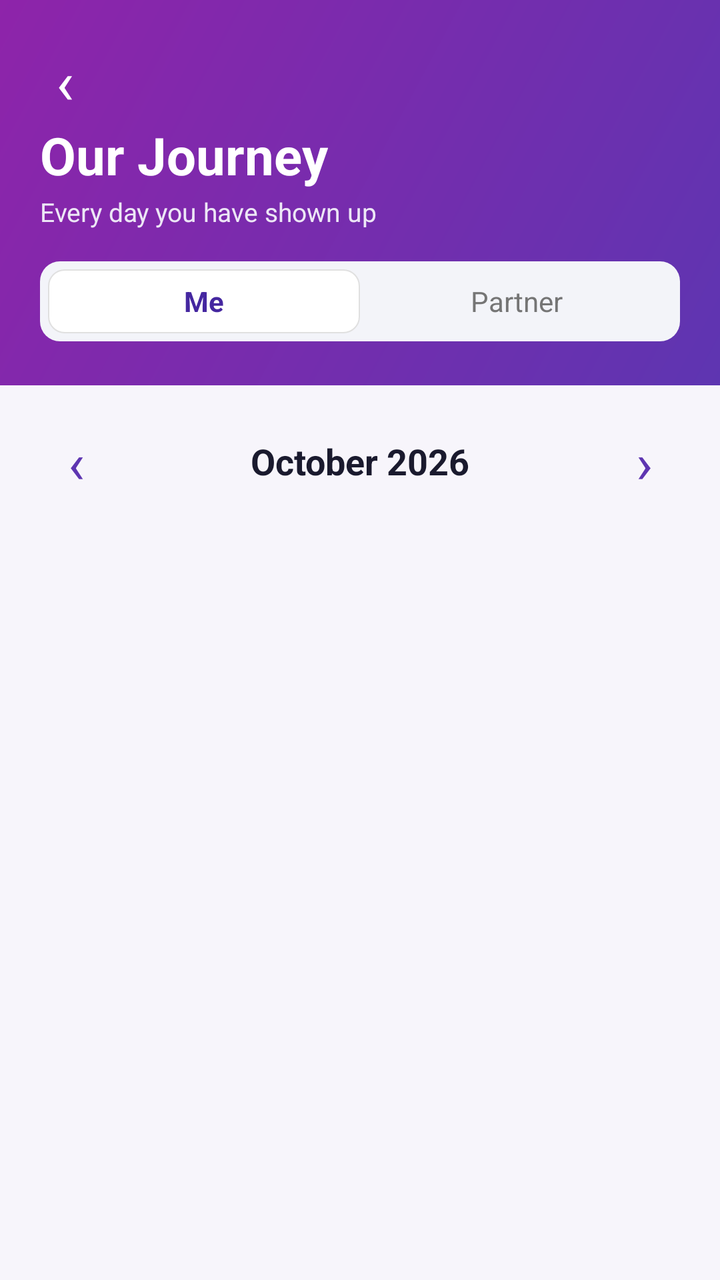
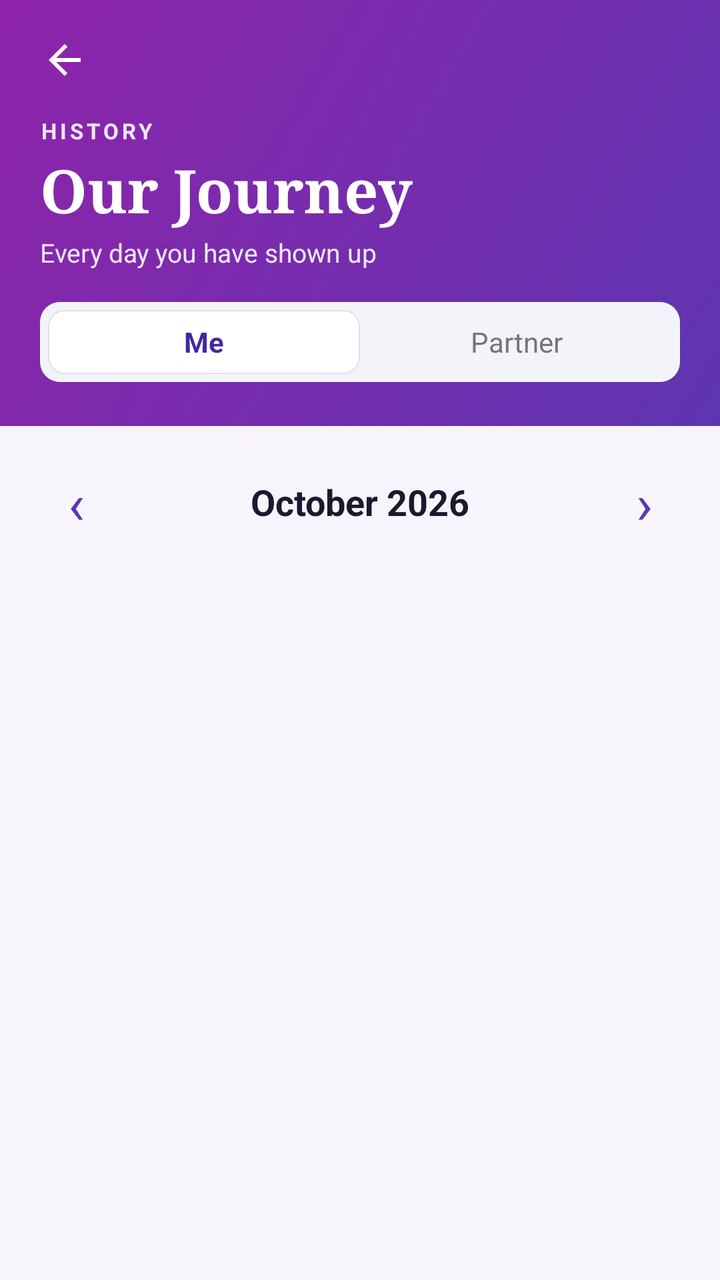

Two renders of the same Android screen: before a commit and after it. Below are the layout's source before the change and the commit's diff.
<!-- AndroidManifest.xml: application theme Theme.SpiritualTracker -->
<!-- res/layout/activity_history.xml -->
<?xml version="1.0" encoding="utf-8"?>
<ScrollView xmlns:android="http://schemas.android.com/apk/res/android"
    android:layout_width="match_parent"
    android:layout_height="match_parent"
    android:background="#F7F5FB"
    android:fillViewport="true">

    <LinearLayout
        android:layout_width="match_parent"
        android:layout_height="wrap_content"
        android:orientation="vertical"
        android:paddingBottom="28dp">

        
        <LinearLayout
            android:id="@+id/historyHeader"
            android:layout_width="match_parent"
            android:layout_height="wrap_content"
            android:background="@drawable/bg_header_gradient"
            android:orientation="vertical"
            android:paddingStart="20dp"
            android:paddingTop="20dp"
            android:paddingEnd="20dp"
            android:paddingBottom="22dp">

            <TextView
                android:id="@+id/btnHistoryBack"
                android:layout_width="40dp"
                android:layout_height="40dp"
                android:layout_marginStart="-8dp"
                android:background="?attr/selectableItemBackgroundBorderless"
                android:contentDescription="Back"
                android:gravity="center"
                android:text="‹"
                android:textColor="#FFFFFF"
                android:textSize="30sp" />

            <TextView
                android:layout_width="wrap_content"
                android:layout_height="wrap_content"
                android:text="Our Journey"
                android:textColor="#FFFFFF"
                android:textSize="26sp"
                android:textStyle="bold" />

            <TextView
                android:id="@+id/tvHistorySubtitle"
                android:layout_width="wrap_content"
                android:layout_height="wrap_content"
                android:layout_marginTop="2dp"
                android:text="Every day you have shown up"
                android:textColor="#EDE7F6"
                android:textSize="13sp" />

            
            <LinearLayout
                android:layout_width="match_parent"
                android:layout_height="40dp"
                android:layout_marginTop="16dp"
                android:background="@drawable/bg_tab_group"
                android:orientation="horizontal"
                android:padding="4dp">

                <TextView
                    android:id="@+id/tabHistoryMe"
                    android:layout_width="0dp"
                    android:layout_height="match_parent"
                    android:layout_weight="1"
                    android:background="@drawable/tab_active"
                    android:gravity="center"
                    android:text="Me"
                    android:textColor="#4527A0"
                    android:textStyle="bold" />

                <TextView
                    android:id="@+id/tabHistoryPartner"
                    android:layout_width="0dp"
                    android:layout_height="match_parent"
                    android:layout_weight="1"
                    android:gravity="center"
                    android:text="Partner"
                    android:textColor="#757575" />
            </LinearLayout>
        </LinearLayout>

        
        <LinearLayout
            android:layout_width="match_parent"
            android:layout_height="wrap_content"
            android:layout_marginStart="16dp"
            android:layout_marginTop="16dp"
            android:layout_marginEnd="16dp"
            android:gravity="center_vertical"
            android:orientation="horizontal">

            <TextView
                android:id="@+id/btnPrevMonth"
                android:layout_width="44dp"
                android:layout_height="44dp"
                android:background="?attr/selectableItemBackgroundBorderless"
                android:contentDescription="Previous month"
                android:gravity="center"
                android:text="‹"
                android:textColor="#5E35B1"
                android:textSize="28sp" />

            <TextView
                android:id="@+id/tvMonthTitle"
                android:layout_width="0dp"
                android:layout_height="wrap_content"
                android:layout_weight="1"
                android:gravity="center"
                android:text="October 2026"
                android:textColor="#1A1A2E"
                android:textSize="18sp"
                android:textStyle="bold" />

            <TextView
                android:id="@+id/btnNextMonth"
                android:layout_width="44dp"
                android:layout_height="44dp"
                android:background="?attr/selectableItemBackgroundBorderless"
                android:contentDescription="Next month"
                android:gravity="center"
                android:text="›"
                android:textColor="#5E35B1"
                android:textSize="28sp" />
        </LinearLayout>

        <ProgressBar
            android:id="@+id/pbHistory"
            android:layout_width="wrap_content"
            android:layout_height="wrap_content"
            android:layout_gravity="center_horizontal"
            android:layout_marginTop="24dp" />

        <LinearLayout
            android:id="@+id/historyContent"
            android:layout_width="match_parent"
            android:layout_height="wrap_content"
            android:orientation="vertical"
            android:visibility="gone">

            
            <LinearLayout
                android:id="@+id/monthSummary"
                android:layout_width="match_parent"
                android:layout_height="wrap_content"
                android:layout_marginStart="16dp"
                android:layout_marginTop="8dp"
                android:layout_marginEnd="16dp"
                android:background="@drawable/bg_history_card"
                android:orientation="horizontal"
                android:padding="12dp" />

            
            <LinearLayout
                android:layout_width="match_parent"
                android:layout_height="wrap_content"
                android:layout_marginStart="16dp"
                android:layout_marginTop="14dp"
                android:layout_marginEnd="16dp"
                android:background="@drawable/bg_history_card"
                android:orientation="vertical"
                android:padding="12dp">

                <LinearLayout
                    android:id="@+id/weekdayHeader"
                    android:layout_width="match_parent"
                    android:layout_height="wrap_content"
                    android:orientation="horizontal" />

                <GridLayout
                    android:id="@+id/calendarGrid"
                    android:layout_width="match_parent"
                    android:layout_height="wrap_content"
                    android:layout_marginTop="6dp"
                    android:columnCount="7" />

                <LinearLayout
                    android:id="@+id/calendarLegend"
                    android:layout_width="match_parent"
                    android:layout_height="wrap_content"
                    android:layout_marginTop="10dp"
                    android:gravity="center"
                    android:orientation="horizontal" />

                <TextView
                    android:layout_width="match_parent"
                    android:layout_height="wrap_content"
                    android:layout_marginTop="6dp"
                    android:gravity="center"
                    android:text="Tap a day to see what was read, prayed, written and memorized"
                    android:textColor="#5F5F64"
                    android:textSize="11sp" />
            </LinearLayout>

            
            <TextView
                style="@style/HistorySectionTitle"
                android:text="STREAKS" />

            <LinearLayout
                android:id="@+id/streakContainer"
                android:layout_width="match_parent"
                android:layout_height="wrap_content"
                android:layout_marginStart="16dp"
                android:layout_marginEnd="16dp"
                android:background="@drawable/bg_history_card"
                android:orientation="vertical"
                android:padding="14dp" />

            
            <TextView
                style="@style/HistorySectionTitle"
                android:text="LAST 6 MONTHS" />

            <LinearLayout
                android:id="@+id/trendContainer"
                android:layout_width="match_parent"
                android:layout_height="wrap_content"
                android:layout_marginStart="16dp"
                android:layout_marginEnd="16dp"
                android:background="@drawable/bg_history_card"
                android:orientation="vertical"
                android:padding="14dp" />

            <TextView
                android:id="@+id/tvHistoryFootnote"
                android:layout_width="match_parent"
                android:layout_height="wrap_content"
                android:layout_marginStart="24dp"
                android:layout_marginTop="14dp"
                android:layout_marginEnd="24dp"
                android:gravity="center"
                android:text="Bible readings and journal entries go back to the start. Prayer and memorize days were only recorded from this update onward, so some older days may be missing."
                android:textColor="#5F5F64"
                android:textSize="11sp" />
        </LinearLayout>
    </LinearLayout>
</ScrollView>
<!-- resources referenced by this layout -->
<resources>
  <!-- drawable bg_header_gradient (drawable) -->
  <?xml version="1.0" encoding="utf-8"?>
  <shape xmlns:android="http://schemas.android.com/apk/res/android" android:shape="rectangle">
      <gradient
          android:startColor="#5E35B1"
          android:endColor="#8E24AA"
          android:angle="135"/>
  
  
  </shape>
  <!-- drawable bg_history_card (drawable) -->
  <?xml version="1.0" encoding="utf-8"?>
  <shape xmlns:android="http://schemas.android.com/apk/res/android"
      android:shape="rectangle">
      <solid android:color="#FFFFFF" />
      <stroke android:width="1dp" android:color="#EDE7F6" />
      <corners android:radius="20dp" />
  </shape>
  <!-- drawable bg_tab_group (drawable) -->
  <?xml version="1.0" encoding="utf-8"?>
  <shape xmlns:android="http://schemas.android.com/apk/res/android"
      android:shape="rectangle">
      <solid android:color="#F3F4F9"/>
      <corners android:radius="10dp"/>
  </shape>
  <!-- drawable tab_active (drawable) -->
  <?xml version="1.0" encoding="utf-8"?>
  <shape xmlns:android="http://schemas.android.com/apk/res/android"
      android:shape="rectangle">
      <solid android:color="#FFFFFF"/>
      <stroke android:width="0.5dp" android:color="#E0E0E0"/>
      <corners android:radius="8dp"/>
  </shape>
  <style name="HistorySectionTitle">
          <item name="android:layout_width">wrap_content</item>
          <item name="android:layout_height">wrap_content</item>
          <item name="android:layout_marginStart">22dp</item>
          <item name="android:layout_marginTop">20dp</item>
          <item name="android:layout_marginBottom">8dp</item>
          <item name="android:textColor">#7E57C2</item>
          <item name="android:textSize">11sp</item>
          <item name="android:textStyle">bold</item>
          <item name="android:letterSpacing">0.06</item>
      </style>
  <style name="Theme.SpiritualTracker" parent="Base.Theme.SpiritualTracker" />
  <style name="Base.Theme.SpiritualTracker" parent="Theme.Material3.DayNight.NoActionBar">
          <item name="colorPrimary">#7E57C2</item>
          <item name="colorOnPrimary">#FFFFFF</item>
          <item name="colorSecondaryContainer">#D1C4E9</item>
          <item name="colorOnSecondaryContainer">#7E57C2</item>
          <item name="android:windowBackground">#F3F4F9</item>
          
          <item name="android:navigationBarColor">#F5F5F5</item>
          <item name="android:windowLightNavigationBar" tools:targetApi="27">true</item>
      </style>
</resources>

<!-- the commit's change to res/layout/activity_history.xml (unified diff, before → after) -->
@@ -19,28 +19,38 @@
             android:background="@drawable/bg_header_gradient"
             android:orientation="vertical"
             android:paddingStart="20dp"
-            android:paddingTop="20dp"
+            android:paddingTop="8dp"
             android:paddingEnd="20dp"
             android:paddingBottom="22dp">
 
-            <TextView
+            <ImageView
                 android:id="@+id/btnHistoryBack"
-                android:layout_width="40dp"
-                android:layout_height="40dp"
-                android:layout_marginStart="-8dp"
+                android:layout_width="44dp"
+                android:layout_height="44dp"
+                android:layout_marginStart="-10dp"
                 android:background="?attr/selectableItemBackgroundBorderless"
                 android:contentDescription="Back"
-                android:gravity="center"
-                android:text="‹"
-                android:textColor="#FFFFFF"
-                android:textSize="30sp" />
+                android:padding="10dp"
+                android:src="@drawable/ic_back" />
 
             <TextView
                 android:layout_width="wrap_content"
                 android:layout_height="wrap_content"
+                android:layout_marginTop="6dp"
+                android:letterSpacing="0.15"
+                android:text="HISTORY"
+                android:textColor="#EDE7F6"
+                android:textSize="11sp"
+                android:textStyle="bold" />
+
+            <TextView
+                android:layout_width="wrap_content"
+                android:layout_height="wrap_content"
+                android:layout_marginTop="2dp"
+                android:fontFamily="serif"
                 android:text="Our Journey"
                 android:textColor="#FFFFFF"
-                android:textSize="26sp"
+                android:textSize="30sp"
                 android:textStyle="bold" />
 
             <TextView
<!-- resource entries referenced after the edit -->
@@ -25,6 +25,16 @@
       <solid android:color="#F3F4F9"/>
       <corners android:radius="10dp"/>
   </shape>
+  <!-- drawable ic_back (drawable) -->
+  <vector xmlns:android="http://schemas.android.com/apk/res/android"
+      android:width="24dp"
+      android:height="24dp"
+      android:viewportWidth="24"
+      android:viewportHeight="24">
+      <path
+          android:fillColor="#FFFFFFFF"
+          android:pathData="M20,11H7.83l5.59,-5.59L12,4l-8,8 8,8 1.41,-1.41L7.83,13H20v-2z" />
+  </vector>
   <!-- drawable tab_active (drawable) -->
   <?xml version="1.0" encoding="utf-8"?>
   <shape xmlns:android="http://schemas.android.com/apk/res/android"
